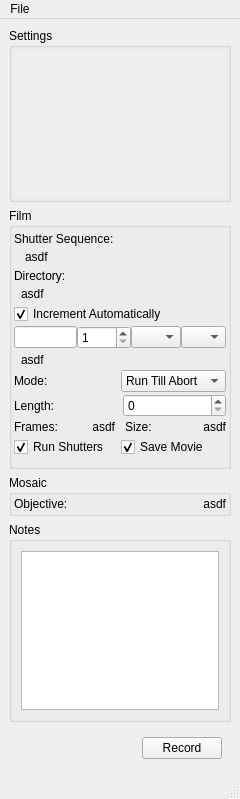
First picture: the form in storm_control/hal4000/qtdesigner/hal4000-detached.ui, repository ZhuangLab/storm-control, before the edit.
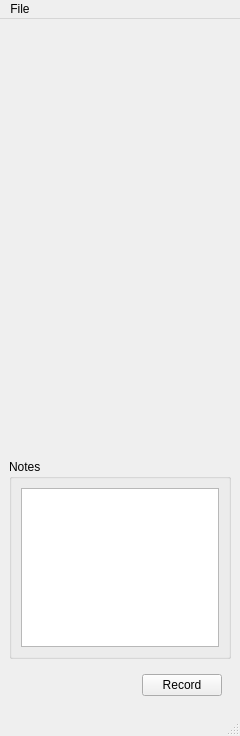
Second picture: the form after the edit. Icons and pictures are not drawn. Custom widgets are drawn as their Qt base class.

Commit message: Get detached mode working again.

Diff of the .ui file:
```diff
--- a/storm_control/hal4000/qtdesigner/hal4000-detached.ui
+++ b/storm_control/hal4000/qtdesigner/hal4000-detached.ui
@@ -7,7 +7,7 @@
     <x>0</x>
     <y>0</y>
     <width>240</width>
-    <height>799</height>
+    <height>736</height>
    </rect>
   </property>
   <property name="sizePolicy">
@@ -62,397 +62,13 @@
    </property>
    <layout class="QVBoxLayout" name="verticalLayout_3">
     <item>
-     <widget class="QGroupBox" name="settingsGroupBox">
-      <property name="minimumSize">
-       <size>
-        <width>50</width>
-        <height>40</height>
-       </size>
-      </property>
-      <property name="maximumSize">
-       <size>
-        <width>231</width>
-        <height>16777215</height>
-       </size>
-      </property>
-      <property name="title">
-       <string>Settings</string>
-      </property>
-      <layout class="QGridLayout" name="gridLayout">
-       <property name="margin">
-        <number>2</number>
-       </property>
-       <property name="spacing">
-        <number>2</number>
-       </property>
-       <item row="0" column="0">
-        <widget class="QScrollArea" name="settingsScrollArea">
-         <property name="frameShape">
-          <enum>QFrame::NoFrame</enum>
-         </property>
-         <property name="widgetResizable">
-          <bool>true</bool>
-         </property>
-         <widget class="QWidget" name="scrollAreaWidgetContents">
-          <property name="geometry">
-           <rect>
-            <x>0</x>
-            <y>0</y>
-            <width>210</width>
-            <height>95</height>
-           </rect>
-          </property>
-         </widget>
-        </widget>
-       </item>
-      </layout>
-     </widget>
-    </item>
-    <item>
-     <widget class="QGroupBox" name="filmGroupBox">
+     <widget class="QWidget" name="containerWidget" native="true">
       <property name="sizePolicy">
-       <sizepolicy hsizetype="Preferred" vsizetype="Preferred">
+       <sizepolicy hsizetype="Preferred" vsizetype="MinimumExpanding">
         <horstretch>0</horstretch>
         <verstretch>0</verstretch>
        </sizepolicy>
       </property>
-      <property name="minimumSize">
-       <size>
-        <width>150</width>
-        <height>261</height>
-       </size>
-      </property>
-      <property name="title">
-       <string>Film</string>
-      </property>
-      <layout class="QVBoxLayout" name="verticalLayout_2">
-       <property name="spacing">
-        <number>2</number>
-       </property>
-       <property name="leftMargin">
-        <number>2</number>
-       </property>
-       <property name="topMargin">
-        <number>2</number>
-       </property>
-       <property name="rightMargin">
-        <number>2</number>
-       </property>
-       <item>
-        <widget class="QLabel" name="shuttersLabels">
-         <property name="text">
-          <string>Shutter Sequence:</string>
-         </property>
-        </widget>
-       </item>
-       <item>
-        <layout class="QHBoxLayout" name="horizontalLayout_9">
-         <property name="spacing">
-          <number>6</number>
-         </property>
-         <item>
-          <widget class="QWidget" name="widget" native="true">
-           <property name="maximumSize">
-            <size>
-             <width>5</width>
-             <height>16777215</height>
-            </size>
-           </property>
-          </widget>
-         </item>
-         <item>
-          <widget class="QLabel" name="shuttersText">
-           <property name="layoutDirection">
-            <enum>Qt::LeftToRight</enum>
-           </property>
-           <property name="text">
-            <string>asdf</string>
-           </property>
-          </widget>
-         </item>
-        </layout>
-       </item>
-       <item>
-        <widget class="QLabel" name="directoryLabel">
-         <property name="text">
-          <string>Directory:</string>
-         </property>
-        </widget>
-       </item>
-       <item>
-        <layout class="QHBoxLayout" name="horizontalLayout_10">
-         <item>
-          <widget class="QWidget" name="widget_2" native="true">
-           <property name="maximumSize">
-            <size>
-             <width>5</width>
-             <height>16777215</height>
-            </size>
-           </property>
-          </widget>
-         </item>
-         <item>
-          <widget class="QLabel" name="directoryText">
-           <property name="layoutDirection">
-            <enum>Qt::LeftToRight</enum>
-           </property>
-           <property name="text">
-            <string>asdf</string>
-           </property>
-           <property name="alignment">
-            <set>Qt::AlignLeading|Qt::AlignLeft|Qt::AlignVCenter</set>
-           </property>
-          </widget>
-         </item>
-        </layout>
-       </item>
-       <item>
-        <widget class="QCheckBox" name="autoIncCheckBox">
-         <property name="sizePolicy">
-          <sizepolicy hsizetype="Preferred" vsizetype="Preferred">
-           <horstretch>0</horstretch>
-           <verstretch>0</verstretch>
-          </sizepolicy>
-         </property>
-         <property name="text">
-          <string>Increment Automatically</string>
-         </property>
-         <property name="checked">
-          <bool>true</bool>
-         </property>
-        </widget>
-       </item>
-       <item>
-        <layout class="QHBoxLayout" name="horizontalLayout">
-         <property name="spacing">
-          <number>0</number>
-         </property>
-         <item>
-          <widget class="QLineEdit" name="filenameEdit">
-           <property name="sizePolicy">
-            <sizepolicy hsizetype="MinimumExpanding" vsizetype="Fixed">
-             <horstretch>0</horstretch>
-             <verstretch>0</verstretch>
-            </sizepolicy>
-           </property>
-           <property name="focusPolicy">
-            <enum>Qt::StrongFocus</enum>
-           </property>
-          </widget>
-         </item>
-         <item>
-          <widget class="QSpinBox" name="indexSpinBox">
-           <property name="maximumSize">
-            <size>
-             <width>55</width>
-             <height>16777215</height>
-            </size>
-           </property>
-           <property name="minimum">
-            <number>1</number>
-           </property>
-           <property name="maximum">
-            <number>9999</number>
-           </property>
-          </widget>
-         </item>
-         <item>
-          <widget class="QComboBox" name="extensionComboBox">
-           <property name="maximumSize">
-            <size>
-             <width>50</width>
-             <height>16777215</height>
-            </size>
-           </property>
-          </widget>
-         </item>
-         <item>
-          <widget class="QComboBox" name="filetypeComboBox">
-           <property name="maximumSize">
-            <size>
-             <width>45</width>
-             <height>16777215</height>
-            </size>
-           </property>
-          </widget>
-         </item>
-        </layout>
-       </item>
-       <item>
-        <layout class="QHBoxLayout" name="horizontalLayout_11">
-         <item>
-          <widget class="QWidget" name="widget_3" native="true">
-           <property name="maximumSize">
-            <size>
-             <width>5</width>
-             <height>16777215</height>
-            </size>
-           </property>
-          </widget>
-         </item>
-         <item>
-          <widget class="QLabel" name="filenameLabel">
-           <property name="text">
-            <string>asdf</string>
-           </property>
-           <property name="alignment">
-            <set>Qt::AlignLeading|Qt::AlignLeft|Qt::AlignVCenter</set>
-           </property>
-          </widget>
-         </item>
-        </layout>
-       </item>
-       <item>
-        <layout class="QHBoxLayout" name="horizontalLayout_4">
-         <item>
-          <widget class="QLabel" name="modeLabel">
-           <property name="text">
-            <string>Mode:</string>
-           </property>
-          </widget>
-         </item>
-         <item>
-          <widget class="QComboBox" name="modeComboBox">
-           <property name="focusPolicy">
-            <enum>Qt::WheelFocus</enum>
-           </property>
-           <item>
-            <property name="text">
-             <string>Run Till Abort</string>
-            </property>
-           </item>
-           <item>
-            <property name="text">
-             <string>Fixed Length</string>
-            </property>
-           </item>
-          </widget>
-         </item>
-        </layout>
-       </item>
-       <item>
-        <layout class="QHBoxLayout" name="horizontalLayout_5">
-         <property name="spacing">
-          <number>6</number>
-         </property>
-         <item>
-          <widget class="QLabel" name="lengthLabel">
-           <property name="text">
-            <string>Length:</string>
-           </property>
-          </widget>
-         </item>
-         <item>
-          <widget class="QSpinBox" name="lengthSpinBox">
-           <property name="maximum">
-            <number>1000000</number>
-           </property>
-          </widget>
-         </item>
-        </layout>
-       </item>
-       <item>
-        <layout class="QHBoxLayout" name="horizontalLayout_6">
-         <property name="spacing">
-          <number>10</number>
-         </property>
-         <item>
-          <widget class="QLabel" name="framesLabel">
-           <property name="text">
-            <string>Frames:</string>
-           </property>
-          </widget>
-         </item>
-         <item>
-          <widget class="QLabel" name="framesText">
-           <property name="text">
-            <string>asdf</string>
-           </property>
-           <property name="alignment">
-            <set>Qt::AlignRight|Qt::AlignTrailing|Qt::AlignVCenter</set>
-           </property>
-          </widget>
-         </item>
-         <item>
-          <widget class="QLabel" name="sizeLabel">
-           <property name="text">
-            <string>Size:</string>
-           </property>
-          </widget>
-         </item>
-         <item>
-          <widget class="QLabel" name="sizeText">
-           <property name="text">
-            <string>asdf</string>
-           </property>
-           <property name="alignment">
-            <set>Qt::AlignRight|Qt::AlignTrailing|Qt::AlignVCenter</set>
-           </property>
-          </widget>
-         </item>
-        </layout>
-       </item>
-       <item>
-        <layout class="QHBoxLayout" name="horizontalLayout_7">
-         <item>
-          <widget class="QCheckBox" name="autoShuttersCheckBox">
-           <property name="text">
-            <string>Run Shutters</string>
-           </property>
-           <property name="checked">
-            <bool>true</bool>
-           </property>
-          </widget>
-         </item>
-         <item>
-          <widget class="QCheckBox" name="saveMovieCheckBox">
-           <property name="text">
-            <string>Save Movie</string>
-           </property>
-           <property name="checked">
-            <bool>true</bool>
-           </property>
-          </widget>
-         </item>
-        </layout>
-       </item>
-      </layout>
-     </widget>
-    </item>
-    <item>
-     <widget class="QGroupBox" name="mosaicGroupBox">
-      <property name="title">
-       <string>Mosaic</string>
-      </property>
-      <layout class="QVBoxLayout" name="verticalLayout">
-       <property name="spacing">
-        <number>2</number>
-       </property>
-       <property name="margin">
-        <number>2</number>
-       </property>
-       <item>
-        <layout class="QHBoxLayout" name="horizontalLayout_8">
-         <item>
-          <widget class="QLabel" name="objectiveLabel">
-           <property name="text">
-            <string>Objective:</string>
-           </property>
-          </widget>
-         </item>
-         <item>
-          <widget class="QLabel" name="objectiveText">
-           <property name="text">
-            <string>asdf</string>
-           </property>
-           <property name="alignment">
-            <set>Qt::AlignRight|Qt::AlignTrailing|Qt::AlignVCenter</set>
-           </property>
-          </widget>
-         </item>
-        </layout>
-       </item>
-      </layout>
      </widget>
     </item>
     <item>
@@ -616,6 +232,13 @@
    </property>
   </action>
  </widget>
+ <customwidgets>
+  <customwidget>
+   <class>QtRecordButton</class>
+   <extends>QPushButton</extends>
+   <header>storm_control.hal4000.qtWidgets.qtRecordButton</header>
+  </customwidget>
+ </customwidgets>
  <resources/>
  <connections/>
 </ui>
```
Left out of the diff: 14 changed lines with no effect on the pictures. The commit also changes 8 other files.
